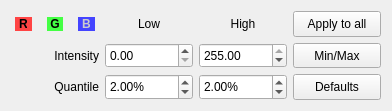
Qt form Code/Common/Gui/mvdColorBandDynamicsWidget.ui (orfeotoolbox/OTB) before a commit.
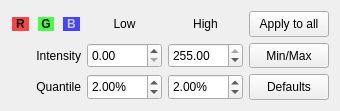
The same form after that commit.

Commit message: ENH: Connected close dock-widget signals to/from View menu-items.

```diff
--- a/Code/Common/Gui/mvdColorBandDynamicsWidget.ui
+++ b/Code/Common/Gui/mvdColorBandDynamicsWidget.ui
@@ -6,7 +6,7 @@
    <rect>
     <x>0</x>
     <y>0</y>
-    <width>392</width>
+    <width>340</width>
     <height>111</height>
    </rect>
   </property>
```
The commit also changes 4 other files.
